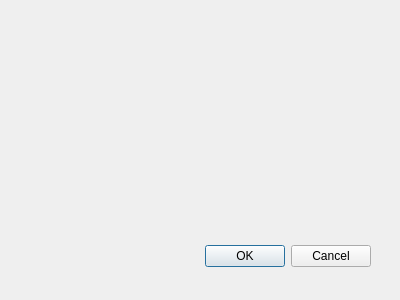
Old version of the form ui_lgd.ui in the repository stepankuzmin/lgd.
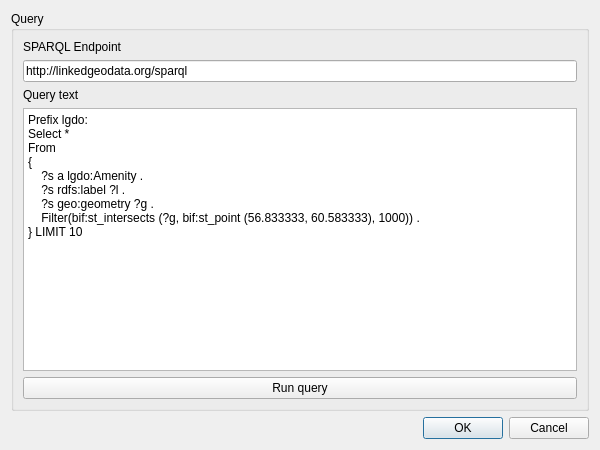
New version of the form.

Commit message: usage example

The edit to the form file:
```diff
--- a/ui_lgd.ui
+++ b/ui_lgd.ui
@@ -1,33 +1,81 @@
 <ui version="4.0" >
  <class>lgd</class>
- <widget class="QDialog" name="lgd" >
-  <property name="geometry" >
+ <widget class="QDialog" name="lgd">
+  <property name="geometry">
    <rect>
     <x>0</x>
     <y>0</y>
-    <width>400</width>
-    <height>300</height>
+    <width>600</width>
+    <height>450</height>
    </rect>
   </property>
   <property name="windowTitle" >
    <string>lgd</string>
   </property>
-  <widget class="QDialogButtonBox" name="buttonBox" >
-   <property name="geometry" >
-    <rect>
-     <x>30</x>
-     <y>240</y>
-     <width>341</width>
-     <height>32</height>
-    </rect>
-   </property>
-   <property name="orientation" >
-    <enum>Qt::Horizontal</enum>
-   </property>
-   <property name="standardButtons" >
-    <set>QDialogButtonBox::Cancel|QDialogButtonBox::Ok</set>
-   </property>
-  </widget>
+  <layout class="QVBoxLayout" name="verticalLayout_2">
+   <item>
+    <widget class="QGroupBox" name="querySettingsGroupBox">
+     <property name="title">
+      <string>Query</string>
+     </property>
+     <layout class="QVBoxLayout" name="verticalLayout">
+      <item>
+       <widget class="QLabel" name="endpointLabel">
+        <property name="text">
+         <string>SPARQL Endpoint</string>
+        </property>
+       </widget>
+      </item>
+      <item>
+       <widget class="QLineEdit" name="endpointLineEdit">
+        <property name="text">
+         <string>http://linkedgeodata.org/sparql</string>
+        </property>
+       </widget>
+      </item>
+      <item>
+       <widget class="QLabel" name="queryLabel">
+        <property name="text">
+         <string>Query text</string>
+        </property>
+       </widget>
+      </item>
+      <item>
+       <widget class="QPlainTextEdit" name="queryPlainTextEdit">
+        <property name="plainText">
+         <string>Prefix lgdo: &lt;http://linkedgeodata.org/ontology/&gt;
+Select *
+From &lt;http://linkedgeodata.org&gt;
+{
+    ?s a lgdo:Amenity .
+    ?s rdfs:label ?l .
+    ?s geo:geometry ?g .
+    Filter(bif:st_intersects (?g, bif:st_point (56.833333, 60.583333), 1000)) .
+} LIMIT 10</string>
+        </property>
+       </widget>
+      </item>
+      <item>
+       <widget class="QPushButton" name="queryPushButton">
+        <property name="text">
+         <string>Run query</string>
+        </property>
+       </widget>
+      </item>
+     </layout>
+    </widget>
+   </item>
+   <item>
+    <widget class="QDialogButtonBox" name="buttonBox">
+     <property name="orientation">
+      <enum>Qt::Horizontal</enum>
+     </property>
+     <property name="standardButtons">
+      <set>QDialogButtonBox::Cancel|QDialogButtonBox::Ok</set>
+     </property>
+    </widget>
+   </item>
+  </layout>
  </widget>
  <resources/>
  <connections>
```
Left out of the diff: 15 changed lines with no effect on the pictures. The commit also changes 2 other files.
